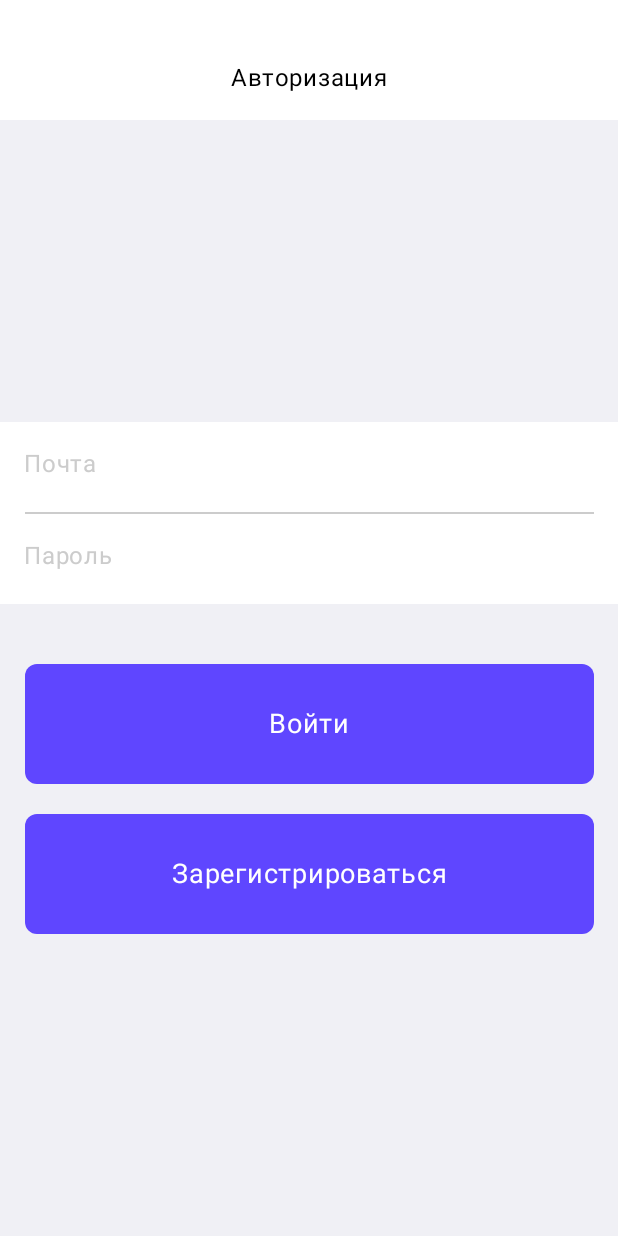
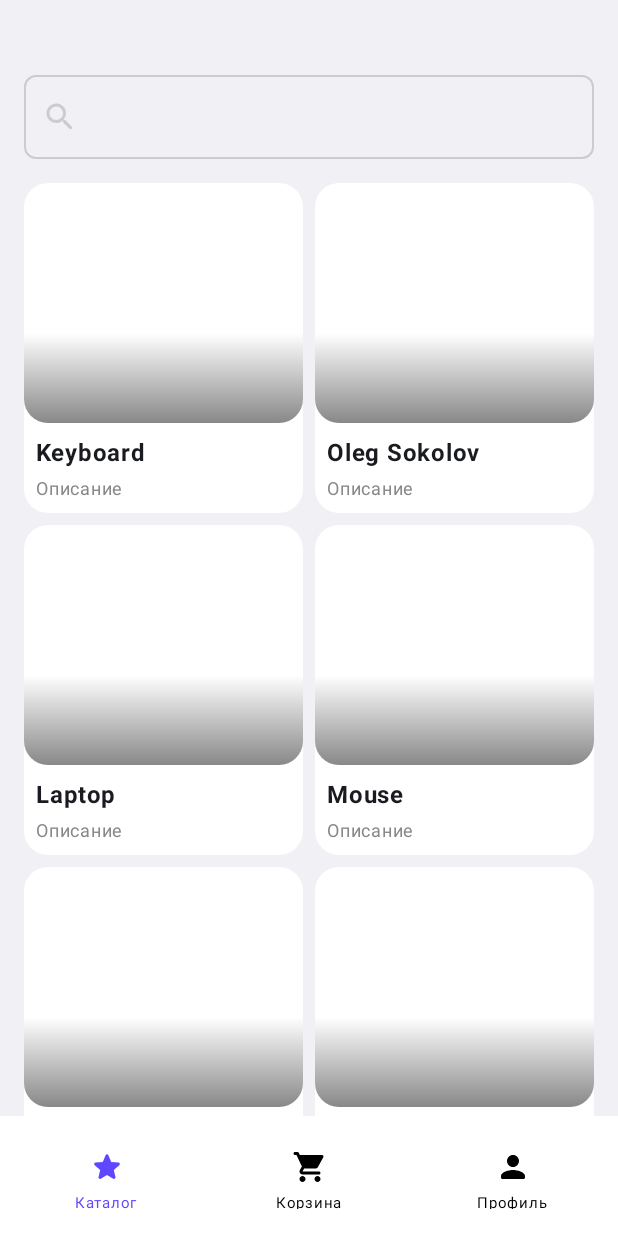
Before and after one commit to kolbask4/ws_module_a1, an Android app built with Jetpack Compose: the @Preview function GreetingPreview, on a phone screen of 412 x 824 dp. Run offline under Robolectric (Android 15) with nearby library versions, the phone set to English and light mode, and no system bars.

```diff
--- a/app/src/main/java/com/example/myapplication/MainActivity.kt
+++ b/app/src/main/java/com/example/myapplication/MainActivity.kt
@@ -6,27 +6,38 @@ import androidx.activity.ComponentActivity
 import androidx.activity.compose.setContent
 import androidx.activity.enableEdgeToEdge
 import androidx.compose.foundation.background
+import androidx.compose.foundation.border
 import androidx.compose.foundation.clickable
 import androidx.compose.foundation.layout.Arrangement
 import androidx.compose.foundation.layout.Box
 import androidx.compose.foundation.layout.Column
+import androidx.compose.foundation.layout.PaddingValues
 import androidx.compose.foundation.layout.Row
 import androidx.compose.foundation.layout.Spacer
+import androidx.compose.foundation.layout.fillMaxHeight
 import androidx.compose.foundation.layout.fillMaxSize
 import androidx.compose.foundation.layout.fillMaxWidth
 import androidx.compose.foundation.layout.height
 import androidx.compose.foundation.layout.offset
 import androidx.compose.foundation.layout.padding
 import androidx.compose.foundation.layout.size
+import androidx.compose.foundation.layout.width
+import androidx.compose.foundation.lazy.LazyColumn
+import androidx.compose.foundation.lazy.grid.GridCells
+import androidx.compose.foundation.lazy.grid.LazyVerticalGrid
+import androidx.compose.foundation.lazy.items
 import androidx.compose.foundation.shape.RoundedCornerShape
 import androidx.compose.material.icons.Icons
 import androidx.compose.material.icons.automirrored.rounded.KeyboardArrowLeft
 import androidx.compose.material.icons.rounded.Person
+import androidx.compose.material.icons.rounded.Search
 import androidx.compose.material.icons.rounded.ShoppingCart
 import androidx.compose.material.icons.rounded.Star
 import androidx.compose.material3.BottomAppBar
 import androidx.compose.material3.Icon
 import androidx.compose.material3.IconButton
+import androidx.compose.material3.OutlinedTextField
+import androidx.compose.material3.OutlinedTextFieldDefaults
 import androidx.compose.material3.Scaffold
 import androidx.compose.material3.Text
 import androidx.compose.material3.TextField
@@ -39,15 +50,19 @@ import androidx.compose.runtime.setValue
 import androidx.compose.ui.Alignment
 import androidx.compose.ui.Modifier
 import androidx.compose.ui.draw.clip
+import androidx.compose.ui.geometry.Offset
+import androidx.compose.ui.graphics.Brush
 import androidx.compose.ui.graphics.Color
 import androidx.compose.ui.platform.ViewRootForTest
 import androidx.compose.ui.res.painterResource
+import androidx.compose.ui.text.font.FontWeight
 import androidx.compose.ui.text.input.PasswordVisualTransformation
 import androidx.compose.ui.text.input.VisualTransformation
 import androidx.compose.ui.tooling.preview.Preview
 import androidx.compose.ui.unit.dp
 import androidx.compose.ui.unit.sp
 import com.example.myapplication.ui.theme.MyApplicationTheme
+import kotlin.math.round
 
 class MainActivity : ComponentActivity() {
     override fun onCreate(savedInstanceState: Bundle?) {
@@ -487,7 +502,12 @@ fun MagMain() {
             }
         }
     ) { contentPadding ->
-        Column(modifier = Modifier.padding(contentPadding)) {
+        Column(
+            modifier = Modifier
+                .padding(contentPadding)
+                .fillMaxSize()
+                .background(Color(0xFFF0F0F5))
+        ) {
             when (currentScreen) {
                 is MagScreen.Catalog -> Catalog()
                 is MagScreen.Cart -> Cart()
@@ -499,7 +519,93 @@ fun MagMain() {
 
 @Composable
 fun Catalog() {
-    Column {
+    Column(
+        modifier = Modifier
+            .padding(top = 50.dp, start = 16.dp, end = 16.dp)
+    ) {
+        val items = listOf("Keyboard", "Oleg Sokolov", "Laptop", "Mouse", "Monitor", "Computer", "1", "2")
+
+        var searchItem by remember { mutableStateOf("") }
+
+        val filteredItems = items.filter { it.contains(searchItem, ignoreCase = true) }
+
+        OutlinedTextField(
+            value = searchItem,
+            onValueChange = { searchItem = it },
+            leadingIcon = {
+                Icon(
+                    Icons.Rounded.Search,
+                    contentDescription = "search"
+                )
+            },
+            shape = RoundedCornerShape(8.dp),
+            colors = OutlinedTextFieldDefaults.colors(
+                unfocusedBorderColor = Color.LightGray,
+                focusedBorderColor = Color.LightGray,
+                focusedLeadingIconColor = Color.LightGray,
+                unfocusedLeadingIconColor = Color.LightGray
+            ),
+            singleLine = true,
+            modifier = Modifier
+                .fillMaxWidth()
+        )
+
+        LazyVerticalGrid(
+            columns = GridCells.Fixed(2),
+            horizontalArrangement = Arrangement.spacedBy(8.dp),
+            verticalArrangement = Arrangement.spacedBy(8.dp),
+            modifier = Modifier
+                .padding(top = 16.dp)
+        ) {
+            items(filteredItems.size) {index ->
+                Box(
+                    modifier = Modifier
+                        .height(220.dp)
+                        .clip(RoundedCornerShape(16.dp))
+                        .background(Color.White)
+                ) {
+                    Column(
+                        modifier = Modifier
+                            .fillMaxSize()
+                    ) {
+                        Box(
+                            modifier = Modifier
+                                .fillMaxWidth()
+                                .height(160.dp)
+                                .clip(RoundedCornerShape(16.dp)),
+                            contentAlignment = Alignment.BottomCenter
+                        ) {
+                            Box(
+                                modifier = Modifier
+                                    .fillMaxWidth()
+                                    .height(60.dp)
+                                    .background(
+                                        brush = Brush.verticalGradient(
+                                            colors = listOf(Color.White, Color.Gray)
+                                        )
+                                    )
+                            )
+                        }
+                        Column(
+                            modifier = Modifier
+                                .fillMaxHeight()
+                                .padding(8.dp),
+                            verticalArrangement = Arrangement.Center
+                        ) {
+                            Text(
+                                filteredItems[index],
+                                fontWeight = FontWeight.Bold
+                            )
+                            Text(
+                                "Описание",
+                                fontSize = 12.sp,
+                                color = Color.Gray
+                            )
+                        }
+                    }
+                }
+            }
+        }
 
     }
 }
@@ -531,6 +637,6 @@ fun isEmailValid(email: String): Boolean {
 @Composable
 fun GreetingPreview() {
     MyApplicationTheme {
-        MainScreen()
+        MagMain()
     }
 }
```
